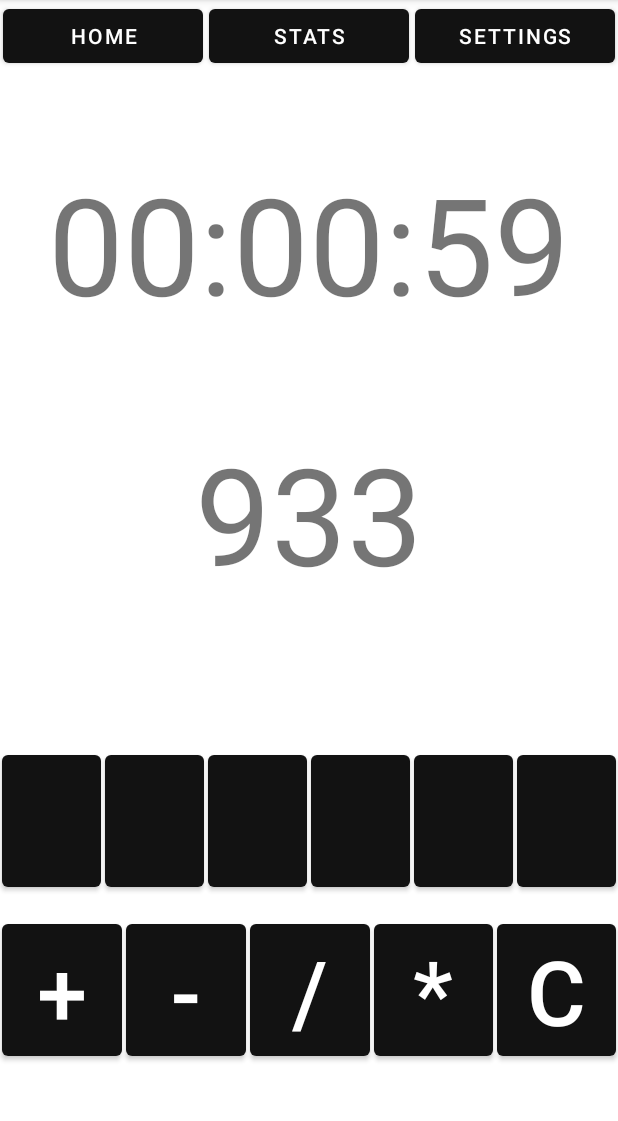
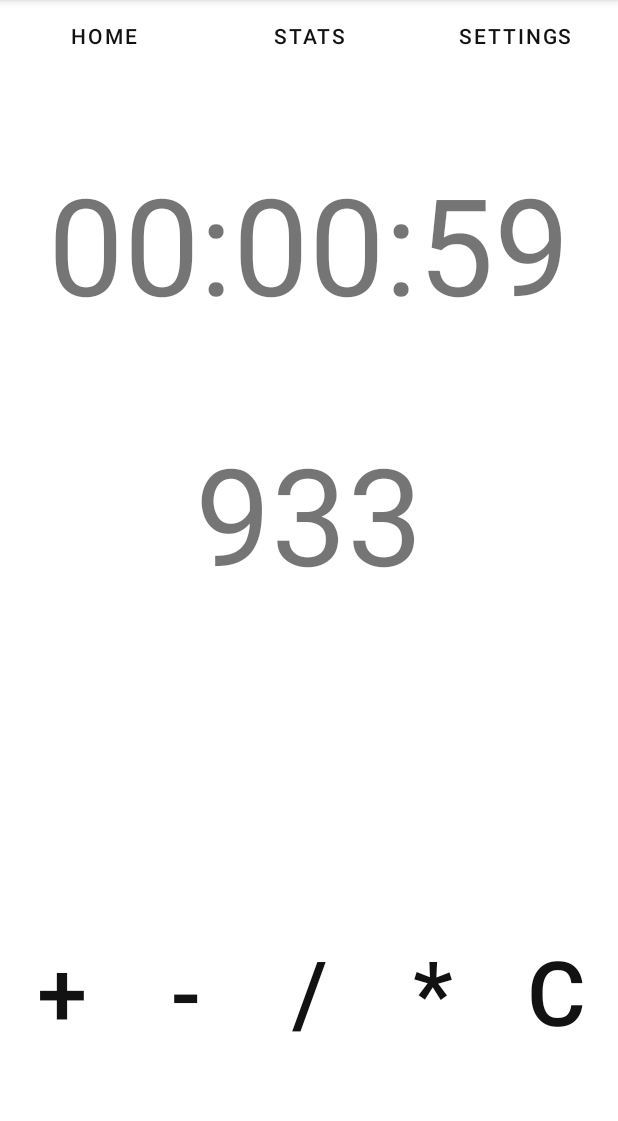
Before and after one commit to Mr-Scribbles/The_Numbers_Game, an Android app: the GameActivity screen opened directly, with no data from a screen before it, on a phone screen of 412 x 824 dp, the part 84-1205 px from its top. Run offline under Robolectric (Android 15) with nearby library versions, the phone set to English and light mode, and no system bars.

Commit message:
general clean up

```diff
--- a/app/src/main/java/com/example/thenumbersgame/Authenticate.java
+++ b/app/src/main/java/com/example/thenumbersgame/Authenticate.java
@@ -18,7 +18,9 @@ import twitter4j.auth.RequestToken;
 public class Authenticate extends AppCompatActivity {
     private WebView webView;
     private TextView info;
+
     private final Twitter twitter = TwitterFactory.getSingleton();
+
     private String oauthVerifier;
 
     public Authenticate() {
--- a/app/src/main/java/com/example/thenumbersgame/GameActivity.java
+++ b/app/src/main/java/com/example/thenumbersgame/GameActivity.java
@@ -25,10 +25,9 @@ public class GameActivity extends AppCompatActivity implements View.OnClickListe
     private DBHelper dbHelper;
 
     private ArrayList<Integer> numbers = new ArrayList<>();
-    private ArrayList<Button> buttons = new ArrayList<>();
 
 
-    private int time = 60000;
+    private final int time = 60000;
 //    private int time = 60; //set for debugging
 
     private boolean win;
@@ -48,7 +47,6 @@ public class GameActivity extends AppCompatActivity implements View.OnClickListe
     private Button subtract;
     private Button divide;
     private Button multiply;
-    private Button clear;
 
 
     private TextView num1;
@@ -62,6 +60,7 @@ public class GameActivity extends AppCompatActivity implements View.OnClickListe
     private CountDownTimer timer = null;
 
 
+    @SuppressLint("SetTextI18n")
     @Override
     protected void onCreate(Bundle savedInstanceState) {
         super.onCreate(savedInstanceState);
@@ -70,7 +69,7 @@ public class GameActivity extends AppCompatActivity implements View.OnClickListe
 
         dbHelper = new DBHelper(GameActivity.this);
 
-        lose_sound = MediaPlayer.create(this, R.raw.lose_sound);;
+        lose_sound = MediaPlayer.create(this, R.raw.lose_sound);
         win_sound = MediaPlayer.create(this, R.raw.win_sound);
         tick_sound = MediaPlayer.create(this, R.raw.tick_sound);
 
@@ -84,7 +83,7 @@ public class GameActivity extends AppCompatActivity implements View.OnClickListe
         subtract = findViewById(R.id.subtract);
         divide = findViewById(R.id.divide);
         multiply = findViewById(R.id.multiply);
-        clear = findViewById(R.id.clear);
+        Button clear = findViewById(R.id.clear);
 
         button1.setOnClickListener(this);
         button2.setOnClickListener(this);
@@ -154,7 +153,6 @@ public class GameActivity extends AppCompatActivity implements View.OnClickListe
     @SuppressLint("SetTextI18n")
     private void setNumbers() {
         Log.i("GameActivity", "setNumbers Called");
-        //TODO Research better way to add numbers use an array with buttons
         button1.setText(numbers.get(0).toString());
         button2.setText(numbers.get(1).toString());
         button3.setText(numbers.get(2).toString());
@@ -409,9 +407,8 @@ public class GameActivity extends AppCompatActivity implements View.OnClickListe
     @SuppressLint("SetTextI18n")
     public static int setRandomNum() {
         Random random = new Random();
-        int randomNumber = random.nextInt(max - min) + min;
-//        random_num.setText(Integer.toString(randomNumber));
-        return randomNumber;
+        //        random_num.setText(Integer.toString(randomNumber));
+        return random.nextInt(max - min) + min;
     }
 
 
--- a/app/src/main/res/layout/activity_game.xml
+++ b/app/src/main/res/layout/activity_game.xml
@@ -19,7 +19,8 @@
             android:layout_weight="1"
             android:layout_margin="2sp"
             android:layout_gravity="center_horizontal"
-            tools:ignore="UsingOnClickInXml" />
+            tools:ignore="UsingOnClickInXml"
+            style="?android:attr/buttonBarButtonStyle" />
 
         <Button
             android:onClick="statsClicked"
@@ -29,7 +30,8 @@
             android:layout_margin="2sp"
             android:layout_gravity="center_horizontal"
             android:text="@string/stats"
-            tools:ignore="UsingOnClickInXml" />
+            tools:ignore="UsingOnClickInXml"
+            style="?android:attr/buttonBarButtonStyle" />
 
         <Button
             android:onClick="settingsClicked"
@@ -39,7 +41,8 @@
             android:layout_margin="2sp"
             android:layout_gravity="center_horizontal"
             android:text="@string/settings"
-            tools:ignore="UsingOnClickInXml" />
+            tools:ignore="UsingOnClickInXml"
+            style="?android:attr/buttonBarButtonStyle" />
     </TableRow>
 
     <Space
@@ -144,7 +147,8 @@
             android:gravity="center"
             android:layout_gravity="center_horizontal"
             android:textAlignment="center"
-            android:text="" />
+            android:text=""
+            style="?android:attr/buttonBarButtonStyle" />
 
         <Button
             android:id="@+id/button2"
@@ -155,7 +159,8 @@
             android:textSize="15sp"
             android:gravity="center"
             android:layout_gravity="center_horizontal"
-            android:textAlignment="center" />
+            android:textAlignment="center"
+            style="?android:attr/buttonBarButtonStyle" />
 
         <Button
             android:id="@+id/button3"
@@ -166,7 +171,8 @@
             android:gravity="center"
             android:layout_weight="1"
             android:layout_gravity="center_horizontal"
-            android:textAlignment="center" />
+            android:textAlignment="center"
+            style="?android:attr/buttonBarButtonStyle" />
 
         <Button
             android:id="@+id/button4"
@@ -177,7 +183,8 @@
             android:textSize="15sp"
             android:gravity="center"
             android:layout_gravity="center_horizontal"
-            android:textAlignment="center" />
+            android:textAlignment="center"
+            style="?android:attr/buttonBarButtonStyle" />
 
         <Button
             android:id="@+id/button5"
@@ -188,7 +195,8 @@
             android:textSize="15sp"
             android:gravity="center"
             android:layout_gravity="center_horizontal"
-            android:textAlignment="center" />
+            android:textAlignment="center"
+            style="?android:attr/buttonBarButtonStyle" />
 
         <Button
             android:id="@+id/button6"
@@ -199,7 +207,8 @@
             android:textSize="15sp"
             android:gravity="center"
             android:layout_gravity="center_horizontal"
-            android:textAlignment="center" />
+            android:textAlignment="center"
+            style="?android:attr/buttonBarButtonStyle" />
     </TableRow>
 
     <Space
@@ -221,7 +230,8 @@
             android:gravity="center"
             android:layout_gravity="center_horizontal"
             android:textAlignment="center"
-            android:text="@string/plus" />
+            android:text="@string/plus"
+            style="?android:attr/buttonBarButtonStyle" />
 
         <Button
             android:id="@+id/subtract"
@@ -233,7 +243,8 @@
             android:gravity="center"
             android:layout_gravity="center_horizontal"
             android:textAlignment="center"
-            android:text="@string/subtract" />
+            android:text="@string/subtract"
+            style="?android:attr/buttonBarButtonStyle" />
 
         <Button
             android:id="@+id/divide"
@@ -245,7 +256,8 @@
             android:gravity="center"
             android:layout_gravity="center_horizontal"
             android:textAlignment="center"
-            android:text="@string/divide" />
+            android:text="@string/divide"
+            style="?android:attr/buttonBarButtonStyle" />
 
         <Button
             android:id="@+id/multiply"
@@ -257,7 +269,8 @@
             android:gravity="center"
             android:layout_gravity="center_horizontal"
             android:textAlignment="center"
-            android:text="@string/multiply" />
+            android:text="@string/multiply"
+            style="?android:attr/buttonBarButtonStyle" />
 
         <Button
             android:id="@+id/clear"
@@ -270,7 +283,8 @@
             android:layout_gravity="center_horizontal"
             android:textAlignment="center"
             android:text="@string/clear"
-            tools:ignore="UsingOnClickInXml" />
+            tools:ignore="UsingOnClickInXml"
+            style="?android:attr/buttonBarButtonStyle" />
     </TableRow>
 
 </androidx.appcompat.widget.LinearLayoutCompat>
--- a/app/src/main/res/values-night/themes.xml
+++ b/app/src/main/res/values-night/themes.xml
@@ -1,4 +1,4 @@
-<resources xmlns:tools="http://schemas.android.com/tools">
+<resources>
     <!-- Base application theme. -->
     <style name="Theme.TheNumbersGame" parent="Theme.MaterialComponents.DayNight.DarkActionBar">
         <!-- Primary brand color. -->
@@ -10,7 +10,7 @@
         <item name="colorSecondaryVariant">@color/teal_200</item>
         <item name="colorOnSecondary">@color/black</item>
         <!-- Status bar color. -->
-        <item name="android:statusBarColor" tools:targetApi="l">?attr/colorPrimaryVariant</item>
+        <item name="android:statusBarColor" >?attr/colorPrimaryVariant</item>
         <!-- Customize your theme here. -->
     </style>
 </resources>
--- a/app/src/main/res/values/colors.xml
+++ b/app/src/main/res/values/colors.xml
@@ -11,5 +11,4 @@
     <color name="dark_white">#B3B3B3</color>
     <color name="grey">#404040</color>
     <color name="dark_grey">#282828</color>
-
 </resources>
--- a/app/src/main/res/values/themes.xml
+++ b/app/src/main/res/values/themes.xml
@@ -1,4 +1,4 @@
-<resources xmlns:tools="http://schemas.android.com/tools">
+<resources>
     <!-- Base application theme. -->
     <style name="Theme.TheNumbersGame" parent="Theme.MaterialComponents.DayNight.DarkActionBar">
         <!-- Primary brand color. -->
@@ -10,7 +10,7 @@
         <item name="colorSecondaryVariant">@color/teal_700</item>
         <item name="colorOnSecondary">@color/white</item>
         <!-- Status bar color. -->
-        <item name="android:statusBarColor" tools:targetApi="l">?attr/colorPrimaryVariant</item>
+        <item name="android:statusBarColor" >?attr/colorPrimaryVariant</item>
         <!-- Customize your theme here. -->
     </style>
 </resources>
```
Also changed, not shown: app/src/main/java/com/example/thenumbersgame/MainActivity.java (+3 -7 lines), app/src/main/java/com/example/thenumbersgame/SettingsActivity.java (+6 -23 lines), app/src/main/java/com/example/thenumbersgame/StatsActivity.java (+4 -7 lines), app/src/main/res/layout/activity_main.xml (+12 -8 lines), app/src/main/res/layout/activity_settings.xml (+25 -19 lines), app/src/main/res/layout/activity_stats.xml (+8 -4 lines), app/src/main/res/values/strings.xml (+9 -0 lines).
